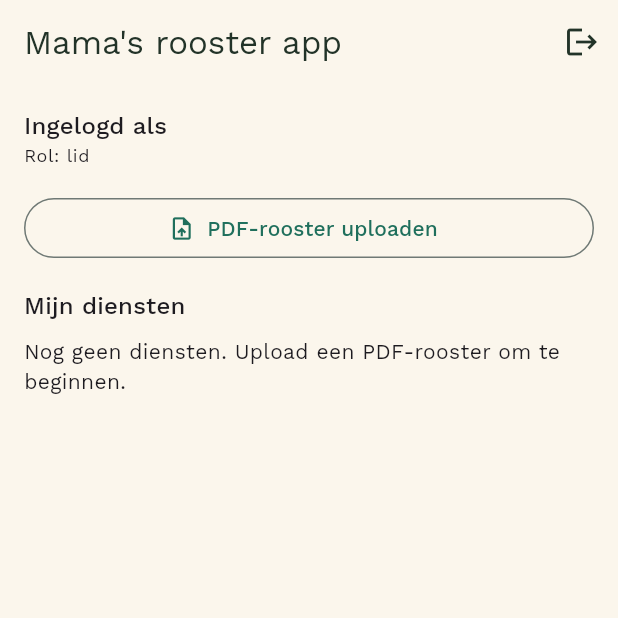
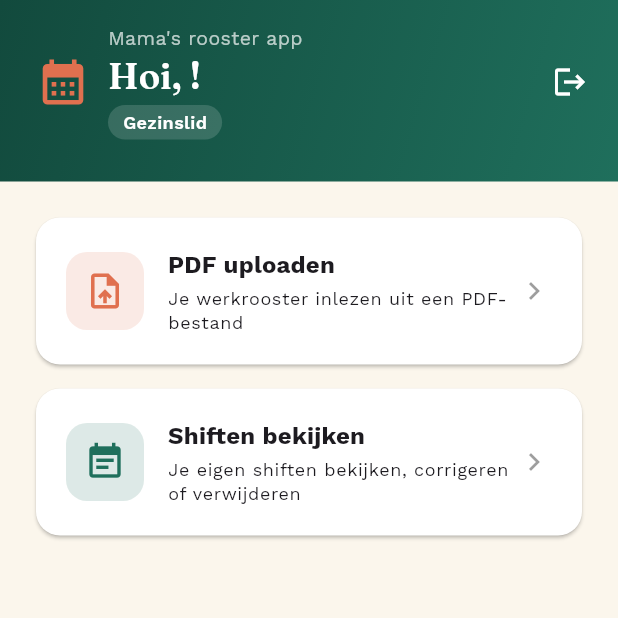
Before and after one commit to TripR27/uurrooster-app, a Flutter app: the screen it shows once a user with an empty profile is signed in, on a phone screen of 412 x 824 dp, the top half of it. Run offline on Flutter 3.47's test engine with Material 3 defaults, Android fonts, the phone set to English and light mode, and no system bars; our stand-ins replace cloud_firestore, file_picker, firebase_auth, firebase_core, google_fonts; missing offline and left inert: syncfusion_flutter_pdf; accounts and stored records are empty; statements that could not run were skipped.

Commit message:
Stap 7 voorbereiding: startscherm herindelen, shift-terminologie, levendigere stijl
- HomeScreen toont nu 2 kaarten (PDF uploaden / Shiften bekijken) i.p.v.
  de vroegere inline lijst + 1 knop, met een bosgroen-gradient kop in
  dezelfde sfeer als het inlogscherm.
- Eigen-diensten-lijst verhuisd naar nieuw scherm ShiftenScreen.
- Zichtbare UI-teksten "dienst(en)" -> "shift(en)" (Mijn shiften, Shift
  bewerken, Shift verwijderen?); interne Dienst-klasse en
  diensten-collectie bewust ongewijzigd.

Co-Authored-By: Claude Sonnet 5 <noreply@anthropic.com>

```diff
--- a/lib/screens/dienst_bewerken_screen.dart
+++ b/lib/screens/dienst_bewerken_screen.dart
@@ -113,7 +113,7 @@ class _DienstBewerkenScreenState extends State<DienstBewerkenScreen> {
     final bevestigd = await showDialog<bool>(
       context: context,
       builder: (context) => AlertDialog(
-        title: const Text('Dienst verwijderen?'),
+        title: const Text('Shift verwijderen?'),
         content: Text(
           '${naarWeergaveDatum(widget.dienst.datum)}, '
           '${widget.dienst.startTijd} - ${widget.dienst.eindTijd} wordt '
@@ -152,7 +152,7 @@ class _DienstBewerkenScreenState extends State<DienstBewerkenScreen> {
   Widget build(BuildContext context) {
     return Scaffold(
       appBar: AppBar(
-        title: const Text('Dienst bewerken'),
+        title: const Text('Shift bewerken'),
         actions: [
           IconButton(
             icon: const Icon(Icons.delete_outline),
--- a/lib/screens/home_screen.dart
+++ b/lib/screens/home_screen.dart
@@ -1,18 +1,17 @@
 import 'package:firebase_auth/firebase_auth.dart';
 import 'package:flutter/material.dart';
 
-import '../models/dienst.dart';
 import '../models/gebruiker.dart';
-import '../services/dienst_service.dart';
 import '../services/gebruiker_service.dart';
-import '../widgets/dienst_tile.dart';
-import 'dienst_bewerken_screen.dart';
+import '../theme.dart';
 import 'pdf_upload_screen.dart';
+import 'shiften_screen.dart';
 
-/// Startscherm na het inloggen: wie ben je + je eigen diensten, met de
-/// mogelijkheid om een dienst te openen om te corrigeren/verwijderen (zie
-/// PROJECT_SPEC.md sectie 1 - PDF-import mag nooit de enige manier zijn
-/// waarop een dienst ontstaat of verandert).
+/// Startscherm na het inloggen: wie ben je, en van daaruit met 2 duidelijke
+/// knoppen naar "PDF uploaden" (PdfUploadScreen) of "Shiften bekijken"
+/// (ShiftenScreen, die zelf toelaat om een shift te corrigeren/verwijderen -
+/// zie PROJECT_SPEC.md sectie 1, PDF-import mag nooit de enige manier zijn
+/// waarop een shift ontstaat of verandert).
 class HomeScreen extends StatelessWidget {
   const HomeScreen({super.key});
 
@@ -23,22 +22,13 @@ class HomeScreen extends StatelessWidget {
     final account = FirebaseAuth.instance.currentUser!;
 
     return Scaffold(
-      appBar: AppBar(
-        title: const Text('Mama\'s rooster app'),
-        actions: [
-          IconButton(
-            icon: const Icon(Icons.logout),
-            tooltip: 'Uitloggen',
-            onPressed: () => FirebaseAuth.instance.signOut(),
-            // Na signOut() verandert authStateChanges() van waarde en toont
-            // AuthGate automatisch weer het inlogscherm.
-          ),
-        ],
-      ),
+      // Geen losse AppBar: de uitlog-knop zit mee in de gekleurde kop
+      // hieronder, in dezelfde bosgroene sfeer als het inlogscherm.
+      body: SafeArea(
         // haalOfMaakProfiel() leest het Firestore-document van dit account,
         // en maakt het aan (met rol 'lid') als het de allereerste keer is
         // dat dit account inlogt.
-      body: FutureBuilder<Gebruiker>(
+        child: FutureBuilder<Gebruiker>(
           future: GebruikerService.haalOfMaakProfiel(account),
           builder: (context, snapshot) {
             if (snapshot.connectionState == ConnectionState.waiting) {
@@ -58,38 +48,35 @@ class HomeScreen extends StatelessWidget {
             }
 
             final profiel = snapshot.data!;
-          return _EigenRooster(profiel: profiel);
+            return _StartMenu(profiel: profiel);
           },
+        ),
       ),
     );
   }
 }
 
-class _EigenRooster extends StatelessWidget {
-  const _EigenRooster({required this.profiel});
+class _StartMenu extends StatelessWidget {
+  const _StartMenu({required this.profiel});
 
   final Gebruiker profiel;
 
   @override
   Widget build(BuildContext context) {
-    return Padding(
-      padding: const EdgeInsets.all(16),
-      child: Column(
+    return Column(
       crossAxisAlignment: CrossAxisAlignment.stretch,
       children: [
-          Text(
-            'Ingelogd als ${profiel.naam}',
-            style: Theme.of(context).textTheme.titleMedium,
-          ),
-          Text(
-            profiel.isBeheerder ? 'Rol: beheerder' : 'Rol: lid',
-            style: Theme.of(context).textTheme.bodySmall,
-          ),
-          const SizedBox(height: 16),
-          OutlinedButton.icon(
-            icon: const Icon(Icons.upload_file),
-            label: const Text('PDF-rooster uploaden'),
-            onPressed: () {
+        _Kop(profiel: profiel),
+        Expanded(
+          child: ListView(
+            padding: const EdgeInsets.all(24),
+            children: [
+              _MenuKaart(
+                icoon: Icons.upload_file,
+                titel: 'PDF uploaden',
+                omschrijving: 'Je werkrooster inlezen uit een PDF-bestand',
+                kleur: AppKleuren.terracotta,
+                onTap: () {
                   Navigator.of(context).push(
                     MaterialPageRoute(
                       builder: (_) => PdfUploadScreen(profiel: profiel),
@@ -98,49 +85,168 @@ class _EigenRooster extends StatelessWidget {
                 },
               ),
               const SizedBox(height: 16),
-          Text('Mijn diensten', style: Theme.of(context).textTheme.titleMedium),
-          const SizedBox(height: 8),
-          Expanded(
-            child: StreamBuilder<List<Dienst>>(
-              stream: DienstService.eigenDiensten(profiel.uid),
-              builder: (context, snapshot) {
-                if (snapshot.connectionState == ConnectionState.waiting) {
-                  return const Center(child: CircularProgressIndicator());
-                }
-                if (snapshot.hasError) {
-                  return Text(
-                    'Kon diensten niet laden: ${snapshot.error}',
-                    style: TextStyle(
-                      color: Theme.of(context).colorScheme.error,
-                    ),
-                  );
-                }
-                final diensten = snapshot.data ?? [];
-                if (diensten.isEmpty) {
-                  return const Text(
-                    'Nog geen diensten. Upload een PDF-rooster om te '
-                    'beginnen.',
-                  );
-                }
-                return ListView.builder(
-                  itemCount: diensten.length,
-                  itemBuilder: (context, i) => DienstTile(
-                    dienst: diensten[i],
+              _MenuKaart(
+                icoon: Icons.event_note,
+                titel: 'Shiften bekijken',
+                omschrijving: 'Je eigen shiften bekijken, corrigeren of '
+                    'verwijderen',
+                kleur: AppKleuren.bosgroen,
                 onTap: () {
                   Navigator.of(context).push(
                     MaterialPageRoute(
-                          builder: (_) =>
-                              DienstBewerkenScreen(dienst: diensten[i]),
+                      builder: (_) => ShiftenScreen(profiel: profiel),
                     ),
                   );
                 },
               ),
+            ],
+          ),
+        ),
+      ],
     );
-              },
+  }
+}
+
+/// Gekleurde kop met wie ingelogd is + uitlog-knop, in dezelfde bosgroene
+/// sfeer als het brandingpaneel op het inlogscherm (zie login_screen.dart) -
+/// zodat het startscherm niet "vlak" oogt naast dat scherm.
+class _Kop extends StatelessWidget {
+  const _Kop({required this.profiel});
+
+  final Gebruiker profiel;
+
+  @override
+  Widget build(BuildContext context) {
+    return DecoratedBox(
+      decoration: const BoxDecoration(
+        gradient: LinearGradient(
+          begin: Alignment.topLeft,
+          end: Alignment.bottomRight,
+          colors: [AppKleuren.bosgroenDonker, AppKleuren.bosgroen],
+        ),
+      ),
+      child: Padding(
+        padding: const EdgeInsets.fromLTRB(24, 16, 8, 28),
+        child: Row(
+          children: [
+            const Icon(
+              Icons.calendar_month,
+              color: AppKleuren.terracotta,
+              size: 36,
+            ),
+            const SizedBox(width: 12),
+            Expanded(
+              child: Column(
+                crossAxisAlignment: CrossAxisAlignment.start,
+                mainAxisSize: MainAxisSize.min,
+                children: [
+                  const Text(
+                    'Mama\'s rooster app',
+                    style: TextStyle(color: Colors.white70, fontSize: 13),
+                  ),
+                  Text(
+                    'Hoi, ${profiel.naam}!',
+                    style: Theme.of(context).textTheme.headlineMedium
+                        ?.copyWith(color: Colors.white),
+                  ),
+                  const SizedBox(height: 4),
+                  Container(
+                    padding: const EdgeInsets.symmetric(
+                      horizontal: 10,
+                      vertical: 3,
+                    ),
+                    decoration: BoxDecoration(
+                      color: Colors.white.withValues(alpha: 0.15),
+                      borderRadius: BorderRadius.circular(999),
+                    ),
+                    child: Text(
+                      profiel.isBeheerder ? 'Beheerder' : 'Gezinslid',
+                      style: const TextStyle(
+                        color: Colors.white,
+                        fontSize: 12,
+                        fontWeight: FontWeight.w600,
+                      ),
                     ),
                   ),
                 ],
               ),
+            ),
+            IconButton(
+              icon: const Icon(Icons.logout, color: Colors.white),
+              tooltip: 'Uitloggen',
+              onPressed: () => FirebaseAuth.instance.signOut(),
+              // Na signOut() verandert authStateChanges() van waarde en
+              // toont AuthGate automatisch weer het inlogscherm.
+            ),
+          ],
+        ),
+      ),
     );
   }
 }
+
+/// Eén grote tikbare kaart voor één van de twee hoofdacties op het
+/// startscherm ("PDF uploaden" / "Shiften bekijken").
+class _MenuKaart extends StatelessWidget {
+  const _MenuKaart({
+    required this.icoon,
+    required this.titel,
+    required this.omschrijving,
+    required this.kleur,
+    required this.onTap,
+  });
+
+  final IconData icoon;
+  final String titel;
+  final String omschrijving;
+  final Color kleur;
+  final VoidCallback onTap;
+
+  @override
+  Widget build(BuildContext context) {
+    return Material(
+      color: Colors.white,
+      borderRadius: BorderRadius.circular(16),
+      elevation: 1,
+      child: InkWell(
+        borderRadius: BorderRadius.circular(16),
+        onTap: onTap,
+        child: Padding(
+          padding: const EdgeInsets.all(20),
+          child: Row(
+            children: [
+              Container(
+                width: 52,
+                height: 52,
+                decoration: BoxDecoration(
+                  color: kleur.withValues(alpha: 0.15),
+                  borderRadius: BorderRadius.circular(14),
+                ),
+                child: Icon(icoon, color: kleur, size: 28),
+              ),
+              const SizedBox(width: 16),
+              Expanded(
+                child: Column(
+                  crossAxisAlignment: CrossAxisAlignment.start,
+                  children: [
+                    Text(
+                      titel,
+                      style: Theme.of(context).textTheme.titleMedium
+                          ?.copyWith(fontWeight: FontWeight.w700),
+                    ),
+                    const SizedBox(height: 2),
+                    Text(
+                      omschrijving,
+                      style: Theme.of(context).textTheme.bodySmall,
+                    ),
+                  ],
+                ),
+              ),
+              const Icon(Icons.chevron_right, color: Colors.black38),
+            ],
+          ),
+        ),
+      ),
+    );
+  }
+}
--- /dev/null
+++ b/lib/screens/shiften_screen.dart
@@ -0,0 +1,112 @@
+import 'package:flutter/material.dart';
+
+import '../models/dienst.dart';
+import '../models/gebruiker.dart';
+import '../services/dienst_service.dart';
+import '../theme.dart';
+import '../widgets/dienst_tile.dart';
+import 'dienst_bewerken_screen.dart';
+
+/// Scherm met de eigen shiften van de ingelogde gebruiker: een live lijst
+/// (`DienstService.eigenDiensten`) waarbij elke rij open te tikken is om te
+/// corrigeren/verwijderen (zie PROJECT_SPEC.md sectie 1 - PDF-import mag
+/// nooit de enige manier zijn waarop een shift ontstaat of verandert).
+///
+/// Vroeger stond deze lijst rechtstreeks op [HomeScreen] (in
+/// `_EigenRooster`); dat scherm toont nu enkel nog 2 knoppen, waarvan deze
+/// lijst er ("Shiften bekijken") één is - zie PROJECT_SPEC.md sectie 13.
+class ShiftenScreen extends StatelessWidget {
+  const ShiftenScreen({super.key, required this.profiel});
+
+  final Gebruiker profiel;
+
+  @override
+  Widget build(BuildContext context) {
+    return Scaffold(
+      appBar: AppBar(title: const Text('Mijn shiften')),
+      body: Column(
+        crossAxisAlignment: CrossAxisAlignment.stretch,
+        children: [
+          Container(
+            color: AppKleuren.bosgroenDonker,
+            padding: const EdgeInsets.fromLTRB(24, 8, 24, 20),
+            child: Row(
+              children: [
+                const Icon(
+                  Icons.event_note,
+                  color: AppKleuren.terracotta,
+                  size: 32,
+                ),
+                const SizedBox(width: 12),
+                Expanded(
+                  child: Text(
+                    'Alles wat er voor jou op de kalender staat',
+                    style: Theme.of(context).textTheme.bodyLarge?.copyWith(
+                      color: Colors.white,
+                    ),
+                  ),
+                ),
+              ],
+            ),
+          ),
+          Expanded(
+            child: StreamBuilder<List<Dienst>>(
+              stream: DienstService.eigenDiensten(profiel.uid),
+              builder: (context, snapshot) {
+                if (snapshot.connectionState == ConnectionState.waiting) {
+                  return const Center(child: CircularProgressIndicator());
+                }
+                if (snapshot.hasError) {
+                  return Center(
+                    child: Padding(
+                      padding: const EdgeInsets.all(24),
+                      child: Text(
+                        'Kon shiften niet laden: ${snapshot.error}',
+                        textAlign: TextAlign.center,
+                        style: TextStyle(
+                          color: Theme.of(context).colorScheme.error,
+                        ),
+                      ),
+                    ),
+                  );
+                }
+                final diensten = snapshot.data ?? [];
+                if (diensten.isEmpty) {
+                  return const Center(
+                    child: Padding(
+                      padding: EdgeInsets.all(24),
+                      child: Text(
+                        'Nog geen shiften. Upload een PDF-rooster om te '
+                        'beginnen.',
+                        textAlign: TextAlign.center,
+                      ),
+                    ),
+                  );
+                }
+                return ListView.separated(
+                  padding: const EdgeInsets.symmetric(
+                    horizontal: 16,
+                    vertical: 12,
+                  ),
+                  itemCount: diensten.length,
+                  separatorBuilder: (_, _) => const SizedBox(height: 4),
+                  itemBuilder: (context, i) => DienstTile(
+                    dienst: diensten[i],
+                    onTap: () {
+                      Navigator.of(context).push(
+                        MaterialPageRoute(
+                          builder: (_) =>
+                              DienstBewerkenScreen(dienst: diensten[i]),
+                        ),
+                      );
+                    },
+                  ),
+                );
+              },
+            ),
+          ),
+        ],
+      ),
+    );
+  }
+}
```
Also changed, not shown: 1 other file. Lines whose indentation alone changed are shown as unchanged.
